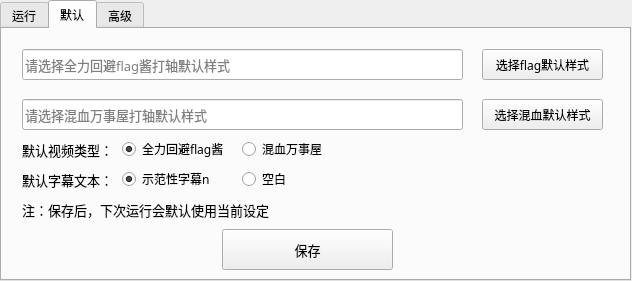
Above: GUI_style.ui from Echoosx/AutoSubtitle before the change. Below: the same form after it.
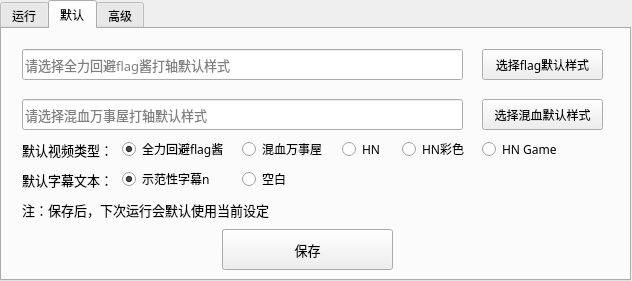
That is the form after the change. The open tabs and pages were chosen to show the change. Custom widgets are drawn as their Qt base class.

```diff
--- a/GUI_style.ui
+++ b/GUI_style.ui
@@ -551,6 +551,78 @@
        <string notr="true">isDebugSubtextGroup</string>
       </attribute>
      </widget>
+     <widget class="QRadioButton" name="HN_whiteRadioButton">
+      <property name="geometry">
+       <rect>
+        <x>340</x>
+        <y>110</y>
+        <width>51</width>
+        <height>20</height>
+       </rect>
+      </property>
+      <property name="font">
+       <font>
+        <family>Microsoft YaHei</family>
+       </font>
+      </property>
+      <property name="text">
+       <string>HN</string>
+      </property>
+      <property name="checked">
+       <bool>false</bool>
+      </property>
+      <attribute name="buttonGroup">
+       <string notr="true">defaultVideoTypeGroup</string>
+      </attribute>
+     </widget>
+     <widget class="QRadioButton" name="HN_colorRadioButton">
+      <property name="geometry">
+       <rect>
+        <x>400</x>
+        <y>110</y>
+        <width>71</width>
+        <height>20</height>
+       </rect>
+      </property>
+      <property name="font">
+       <font>
+        <family>Microsoft YaHei</family>
+       </font>
+      </property>
+      <property name="text">
+       <string>HN彩色</string>
+      </property>
+      <property name="checked">
+       <bool>false</bool>
+      </property>
+      <attribute name="buttonGroup">
+       <string notr="true">defaultVideoTypeGroup</string>
+      </attribute>
+     </widget>
+     <widget class="QRadioButton" name="HN_gameRadioButton">
+      <property name="geometry">
+       <rect>
+        <x>480</x>
+        <y>110</y>
+        <width>81</width>
+        <height>20</height>
+       </rect>
+      </property>
+      <property name="font">
+       <font>
+        <family>Microsoft YaHei</family>
+       </font>
+      </property>
+      <property name="text">
+       <string>HN Game</string>
+      </property>
+      <property name="checked">
+       <bool>false</bool>
+      </property>
+      <attribute name="buttonGroup">
+       <string notr="true">defaultVideoTypeGroup</string>
+      </attribute>
+     </widget>
     </widget>
     <widget class="QWidget" name="advanced">
      <attribute name="title">
```
Left out of the diff: 4 changed lines with no effect on the pictures.
